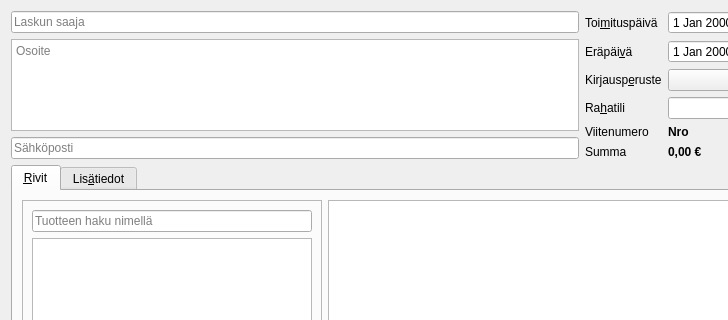
Before: the Qt Designer form kitupiikki/laskutus/laskudialogi.ui in artoh/kitupiikki, drawn with Qt 5; both pictures show x 0 to 728 and y 0 to 320 of the 1164 by 632 pixel window.
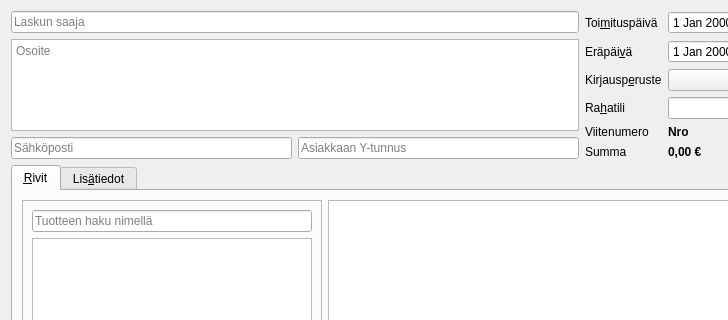
After: the same form once the commit is applied. Icons and pictures are not drawn. Custom widgets are drawn as their Qt base class.

```diff
--- a/kitupiikki/laskutus/laskudialogi.ui
+++ b/kitupiikki/laskutus/laskudialogi.ui
@@ -19,7 +19,7 @@
   </property>
   <layout class="QVBoxLayout" name="verticalLayout_5">
    <item>
-    <layout class="QHBoxLayout" name="horizontalLayout_2" stretch="1,1">
+    <layout class="QHBoxLayout" name="horizontalLayout_7">
      <item>
       <layout class="QVBoxLayout" name="verticalLayout_3">
        <item>
@@ -58,11 +58,22 @@
         </widget>
        </item>
        <item>
+        <layout class="QHBoxLayout" name="horizontalLayout_2">
+         <item>
         <widget class="QLineEdit" name="emailEdit">
          <property name="placeholderText">
           <string>Sähköposti</string>
          </property>
         </widget>
+         </item>
+         <item>
+          <widget class="QLineEdit" name="ytunnus">
+           <property name="placeholderText">
+            <string>Asiakkaan Y-tunnus</string>
+           </property>
+          </widget>
+         </item>
+        </layout>
        </item>
       </layout>
      </item>
```
Lines whose indentation alone changed are shown as unchanged.
